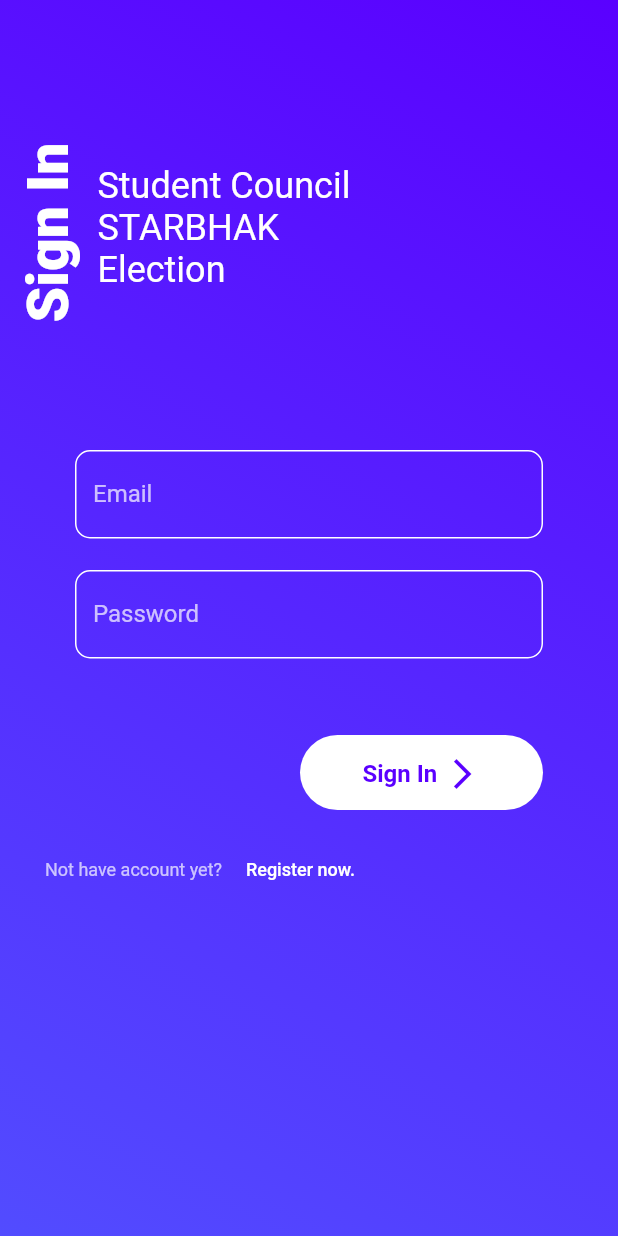
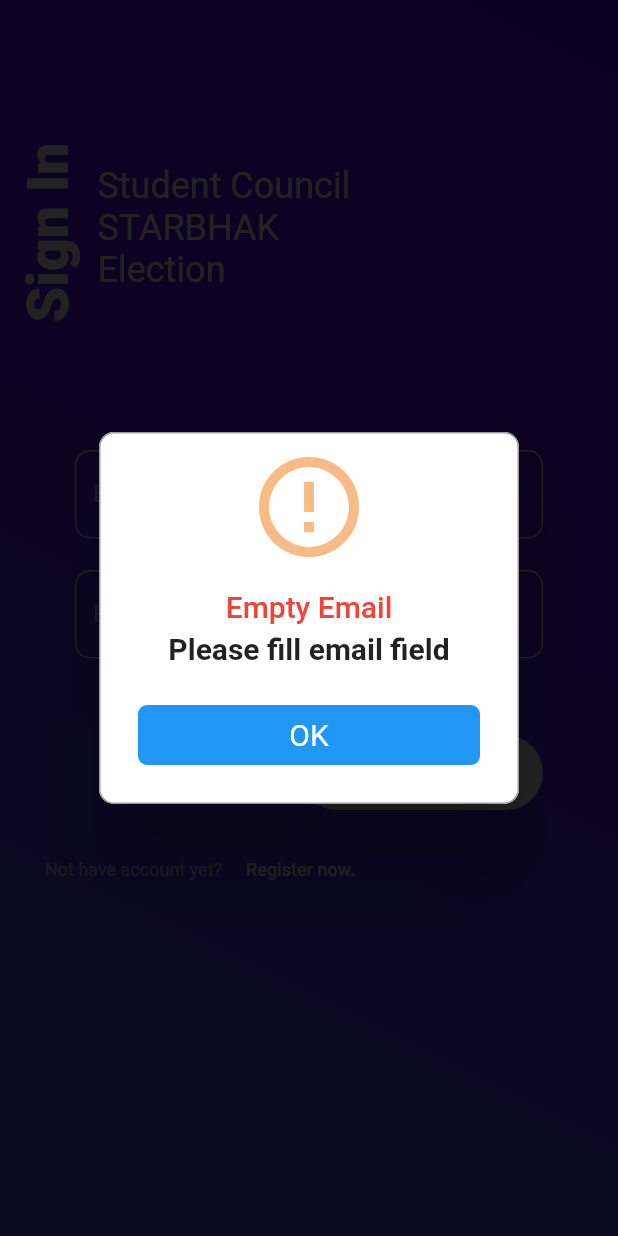
Before and after one commit to RafiIzzatulRizquFaris/election_flutter_app, a Flutter app: the screen it shows after launch, after a tap on "Sign In", on a phone screen of 412 x 824 dp. Run offline on Flutter 3.47's test engine with Material 2 defaults, Android fonts, the phone set to English and light mode, and no system bars; drawn by our look-alikes of rflutter_alert; our stand-ins replace animated_text_kit, cloud_firestore, confetti, firebase_auth, flutter_countdown_timer, shared_preferences; accounts and stored records are empty.

Commit message:
change alert to rflutter_alert in login.dart

```diff
--- a/lib/login.dart
+++ b/lib/login.dart
@@ -4,8 +4,8 @@ import 'package:election_flutter_app/contract/login_contract.dart';
 import 'package:election_flutter_app/presenter/login_presenter.dart';
 import 'package:election_flutter_app/post.dart';
 import 'package:flutter/material.dart';
+import 'package:rflutter_alert/rflutter_alert.dart';
 import 'package:shared_preferences/shared_preferences.dart';
-import 'package:sweetalert/sweetalert.dart';
 
 class Login extends StatefulWidget {
   @override
@@ -212,7 +212,8 @@ class LoginScreen extends State<Login> implements LoginContractView {
               errorAlert("Empty Password", "Please fill password field");
             } else if (emailController.text.trim().length == 0 &&
                 passwordController.text.trim().length == 0) {
-              errorAlert("Empty Field", "Make sure you fill all the field required");
+              errorAlert(
+                  "Empty Field", "Make sure you fill all the field required");
             }
           },
           child: Row(
@@ -277,12 +278,13 @@ class LoginScreen extends State<Login> implements LoginContractView {
 
   @override
   setLoginData(List value) async {
-    if(value.isEmpty || value.length == 0){
+    if (value.isEmpty || value.length == 0) {
       setState(() {
         isLoading = false;
       });
-      errorAlert("Data not found", "Please contact the admin to ask for account");
-    }else {
+      errorAlert(
+          "Data not found", "Please contact the admin to ask for account");
+    } else {
       SharedPreferences preferences = await SharedPreferences.getInstance();
       await preferences.setString("uid", value[0]);
       setState(() {
@@ -290,13 +292,13 @@ class LoginScreen extends State<Login> implements LoginContractView {
       });
       print(preferences.get("uid"));
       if (!isLoading && !isError && !value[1]) {
-        Navigator.pushReplacement(
-            context, MaterialPageRoute(builder: (context) {
+        Navigator.pushReplacement(context,
+            MaterialPageRoute(builder: (context) {
           return Countdown();
         }));
       } else if (value[1]) {
-        Navigator.pushReplacement(
-            context, MaterialPageRoute(builder: (context) {
+        Navigator.pushReplacement(context,
+            MaterialPageRoute(builder: (context) {
           return Post();
         }));
       }
@@ -313,18 +315,38 @@ class LoginScreen extends State<Login> implements LoginContractView {
   }
 
   errorAlert(String title, String subtitle) {
-    return SweetAlert.show(context,
-        style: SweetAlertStyle.confirm,
-        title: title,
-        subtitle: subtitle,
-        showCancelButton: false,
-        onPress: (isOk) {
-      if (isOk) {
-        return true;
-      } else {
-        return false;
-      }
-    }
-    );
+    return Alert(
+      context: context,
+      title: title,
+      desc: subtitle,
+      type: AlertType.warning,
+      buttons: [
+        DialogButton(
+          onPressed: () => Navigator.pop(context),
+          child: Text(
+            "OK",
+            style: TextStyle(color: Colors.white, fontSize: 20),
+          ),
+        ),
+      ],
+      style: AlertStyle(
+        animationType: AnimationType.grow,
+        isCloseButton: false,
+        isOverlayTapDismiss: false,
+        descStyle: TextStyle(fontWeight: FontWeight.bold),
+        descTextAlign: TextAlign.start,
+        animationDuration: Duration(milliseconds: 400),
+        alertBorder: RoundedRectangleBorder(
+          borderRadius: BorderRadius.circular(10),
+          side: BorderSide(
+            color: Colors.grey,
+          ),
+        ),
+        titleStyle: TextStyle(
+          color: Colors.red,
+        ),
+        alertAlignment: Alignment.center,
+      ),
+    ).show();
   }
 }
```
